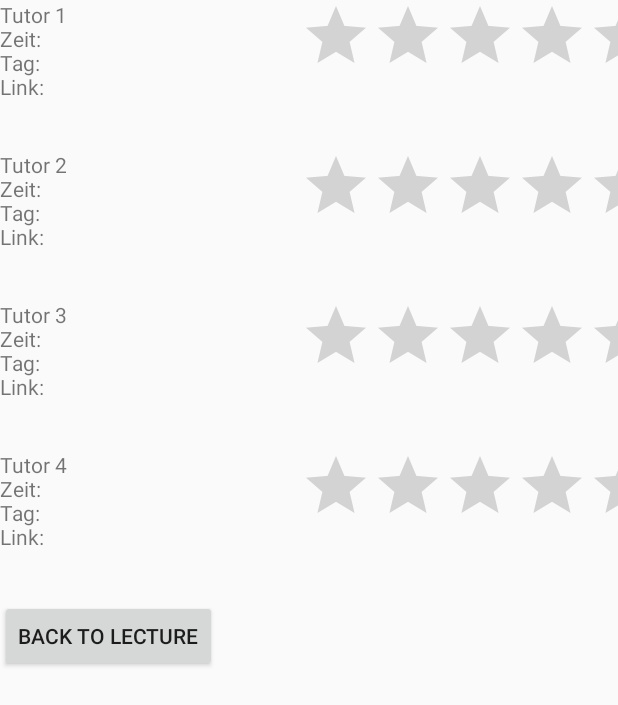
After one commit to abistritchi/lmuapplast, an Android app: the layout fragment_tutorium_e_i_p.xml on its own in the app's theme, with its tools: preview values and no code run, on a phone screen of 412 x 824 dp. The commit adds this screen. Shown: the top 705 px of the screen. Run offline under Robolectric (Android 15) with nearby library versions, the phone set to English and light mode, and no system bars.

Commit message:
new site and tutoriom fragments

```diff
--- a/app/src/main/java/com/codinginflow/LMUapp/plan.kt
+++ b/app/src/main/java/com/codinginflow/LMUapp/plan.kt
@@ -18,8 +18,8 @@ class plan : Fragment(R.layout.fragment_plan) {
         super.onViewCreated(view, savedInstanceState)
 
         button5.setOnClickListener {
-            web_adress = "https://www.medien.ifi.lmu.de/lehre/ws2021/eip/"
-            val action = planDirections.actionPlanToPlanToWeb()
+            //web_adress = "https://www.medien.ifi.lmu.de/lehre/ws2021/eip/"
+            val action = planDirections.actionPlanToSiteExemple()
             findNavController().navigate(action)
         }
 
--- /dev/null
+++ b/app/src/main/res/layout/fragment_tutorium_e_i_p.xml
@@ -0,0 +1,66 @@
+<?xml version="1.0" encoding="utf-8"?>
+<FrameLayout xmlns:android="http://schemas.android.com/apk/res/android"
+    xmlns:tools="http://schemas.android.com/tools"
+    android:layout_width="match_parent"
+    android:layout_height="match_parent"
+    tools:context=".tutoriumEIP">
+
+    <!-- TODO: Update blank fragment layout -->
+    <TextView
+        android:layout_width="match_parent"
+        android:layout_height="match_parent"
+        android:text="Tutor 1\nZeit:\nTag:\nLink:" />
+
+    <RatingBar
+        android:id="@+id/rakingTutor1"
+        android:layout_width="wrap_content"
+        android:layout_height="wrap_content"
+        android:layout_marginLeft="200dp" />
+
+    <TextView
+        android:layout_width="wrap_content"
+        android:layout_height="wrap_content"
+        android:layout_marginTop="100dp"
+        android:text="Tutor 2\nZeit:\nTag:\nLink:" />
+
+    <RatingBar
+        android:id="@+id/rakingTutor2"
+        android:layout_width="wrap_content"
+        android:layout_height="wrap_content"
+        android:layout_marginTop="100dp"
+        android:layout_marginLeft="200dp" />
+
+    <TextView
+        android:layout_width="wrap_content"
+        android:layout_height="wrap_content"
+        android:layout_marginTop="200dp"
+        android:text="Tutor 3\nZeit:\nTag:\nLink:" />
+
+    <RatingBar
+        android:id="@+id/rakingTutor3"
+        android:layout_width="wrap_content"
+        android:layout_height="wrap_content"
+        android:layout_marginTop="200dp"
+        android:layout_marginLeft="200dp" />
+
+    <TextView
+        android:layout_width="wrap_content"
+        android:layout_height="wrap_content"
+        android:layout_marginTop="300dp"
+        android:text="Tutor 4\nZeit:\nTag:\nLink:" />
+
+    <RatingBar
+        android:id="@+id/rakingTutor4"
+        android:layout_width="wrap_content"
+        android:layout_height="wrap_content"
+        android:layout_marginTop="300dp"
+        android:layout_marginLeft="200dp" />
+
+    <Button
+        android:id="@+id/button_backtolecture"
+        android:layout_width="wrap_content"
+        android:layout_height="wrap_content"
+        android:layout_marginTop="400dp"
+        android:text="Back to Lecture"/>
+
+</FrameLayout>
```
Also changed, not shown: app/src/main/java/com/codinginflow/LMUapp/site_exemple.kt (added, +24 -0 lines), app/src/main/java/com/codinginflow/LMUapp/tutoriumEIP.kt (added, +24 -0 lines), app/src/main/res/layout/fragment_site_exemple.xml (added, +45 -0 lines), app/src/main/res/navigation/nav_graph.xml (+21 -3 lines).
